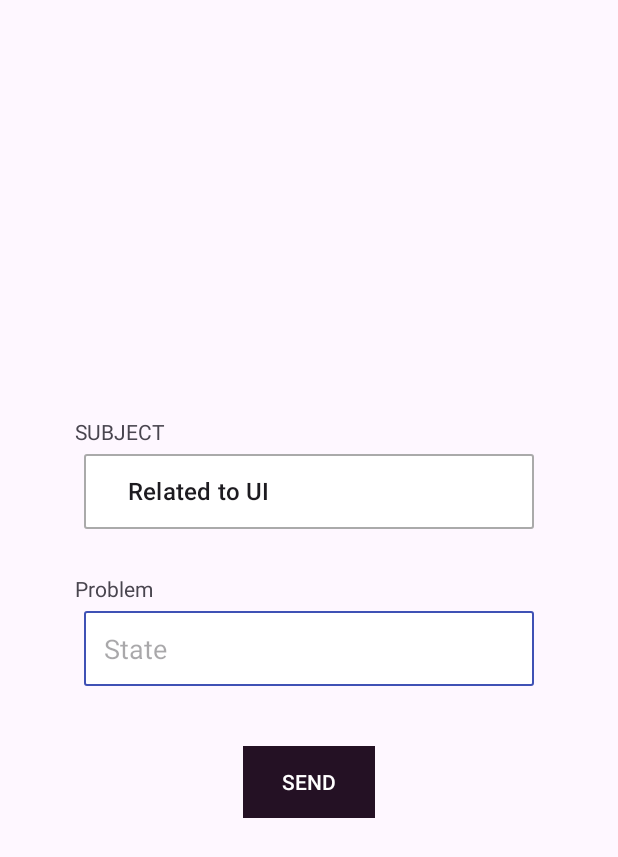
After one commit to Akash-creator-dot/HMS-ABES-, an Android app: the HelpandSupport screen opened directly, with no data from a screen before it, on a phone screen of 412 x 824 dp. The commit adds this screen. Shown: the top 857 px of the screen. Run offline under Robolectric (Android 15) with nearby library versions, the phone set to English and light mode, and no system bars; network calls fail; Roboto replaces fonts that are not available here.

Commit message:
Help and Support

```diff
--- a/app/src/main/AndroidManifest.xml
+++ b/app/src/main/AndroidManifest.xml
@@ -16,6 +16,9 @@
         android:theme="@style/Base.Theme.HMSABES"
         tools:replace="android:appComponentFactory"
         tools:targetApi="31">
+        <activity
+            android:name=".HelpandSupport"
+            android:exported="false" />
         <activity
             android:name=".Drawer"
             android:exported="false"
--- a/app/src/main/java/com/techgiants/hmsabes/AcademicCalander.java
+++ b/app/src/main/java/com/techgiants/hmsabes/AcademicCalander.java
@@ -35,7 +35,7 @@ public class AcademicCalander extends AppCompatActivity {
         super.onCreate(savedInstanceState);
         setContentView(R.layout.activity_academic_calander);
 
-        pdfUrl = "https://pdfobject.com/pdf/sample.pdf";
+        pdfUrl = "https://jaipuriamba.edu.in/wp-content/uploads/2023/11/AKTU-Academic-Calendar-20223-24.pdf";
         pdfView = findViewById(R.id.pdfView);
         lottieAnimationView = findViewById(R.id.animationView);
 
--- a/app/src/main/java/com/techgiants/hmsabes/DashboardFragment.java
+++ b/app/src/main/java/com/techgiants/hmsabes/DashboardFragment.java
@@ -86,7 +86,7 @@ public class DashboardFragment extends Fragment {
         Help.setOnClickListener(new View.OnClickListener() {
             @Override
             public void onClick(View v) {
-                frag(new WifiFragment());
+                startActivity(new Intent(getContext(),HelpandSupport.class));
             }
         });
         circulations.setOnClickListener(new View.OnClickListener() {
--- /dev/null
+++ b/app/src/main/java/com/techgiants/hmsabes/HelpandSupport.java
@@ -0,0 +1,62 @@
+package com.techgiants.hmsabes;
+
+import android.content.Intent;
+import android.net.Uri;
+import android.os.Bundle;
+import android.view.View;
+import android.widget.ArrayAdapter;
+import android.widget.Button;
+import android.widget.EditText;
+import android.widget.Spinner;
+
+import androidx.activity.EdgeToEdge;
+import androidx.appcompat.app.AppCompatActivity;
+import androidx.core.graphics.Insets;
+import androidx.core.view.ViewCompat;
+import androidx.core.view.WindowInsetsCompat;
+
+import java.util.ArrayList;
+
+public class HelpandSupport extends AppCompatActivity {
+    ArrayList<String> arrsubject=new ArrayList<>();
+    Button helpsend;
+    EditText helpcomment;
+    Spinner subject;
+
+    @Override
+    protected void onCreate(Bundle savedInstanceState) {
+        super.onCreate(savedInstanceState);
+        EdgeToEdge.enable(this);
+        setContentView(R.layout.activity_helpand_support);
+        ViewCompat.setOnApplyWindowInsetsListener(findViewById(R.id.main), (v, insets) -> {
+            Insets systemBars = insets.getInsets(WindowInsetsCompat.Type.systemBars());
+            v.setPadding(systemBars.left, systemBars.top, systemBars.right, systemBars.bottom);
+            return insets;
+        });
+        arrsubject.add("Related to UI");
+        arrsubject.add("Related to Backend");
+        arrsubject.add("Related to Desing");
+        arrsubject.add("Suggestions");
+        arrsubject.add("Others");
+        helpcomment = findViewById(R.id.helptext);
+        subject = findViewById(R.id.spinner);
+        helpsend = findViewById(R.id.helpsendbtn);
+        ArrayAdapter<String> adapter=new ArrayAdapter<>(this,android.R.layout.simple_list_item_1,arrsubject);
+        adapter.setDropDownViewResource(android.R.layout.simple_spinner_dropdown_item);
+        subject.setAdapter(adapter);
+        helpsend.setOnClickListener(new View.OnClickListener() {
+            @Override
+            public void onClick(View v) {
+                Intent igmail=new Intent();
+                String emailSubject = subject.getSelectedItem().toString();
+                String emailBody = helpcomment.getText().toString();
+                igmail.setAction(Intent.ACTION_SEND);
+                igmail.setType("message/rfc822");
+                igmail.putExtra(Intent.EXTRA_EMAIL,new String[]{"akashsolanki926@gmail.com"});
+                igmail.putExtra(Intent.EXTRA_SUBJECT,emailSubject);
+                igmail.putExtra(Intent.EXTRA_TEXT,emailBody);
+                startActivity(Intent.createChooser(igmail,"via Email"));
+            }
+        });
+    }
+}
--- /dev/null
+++ b/app/src/main/res/drawable/customedittextbox.xml
@@ -0,0 +1,23 @@
+<?xml version="1.0" encoding="utf-8"?>
+<selector xmlns:android="http://schemas.android.com/apk/res/android">
+
+    <item android:state_enabled="true"
+        android:state_focused="true"
+        >
+        <shape android:shape="rectangle"
+            >
+            <solid android:color="#ffffff"/>
+            <corners android:radius="1dp"/>
+            <stroke android:color="@color/colorPrimary" android:width="1dp"/>
+        </shape>
+    </item>
+    <item android:state_enabled="true"
+        >
+        <shape android:shape="rectangle"
+            >
+            <solid android:color="#ffffff"/>
+            <corners android:radius="1dp"/>
+            <stroke android:color="@android:color/darker_gray" android:width="1dp"/>
+        </shape>
+    </item>
+</selector>
--- /dev/null
+++ b/app/src/main/res/layout/activity_helpand_support.xml
@@ -0,0 +1,55 @@
+<?xml version="1.0" encoding="utf-8"?>
+<LinearLayout
+    xmlns:android="http://schemas.android.com/apk/res/android"
+    xmlns:app="http://schemas.android.com/apk/res-auto"
+    xmlns:tools="http://schemas.android.com/tools"
+    android:id="@+id/main"
+    android:layout_width="match_parent"
+    android:layout_height="match_parent"
+    android:orientation="vertical"
+    android:gravity="center"
+    tools:context=".HelpandSupport">
+    <TextView
+        android:layout_width="wrap_content"
+        android:layout_height="wrap_content"
+        android:text="SUBJECT"
+        android:layout_marginBottom="5dp"
+        android:layout_gravity="start"
+        android:paddingStart="50dp"
+        />
+    <Spinner
+        android:layout_width="300dp"
+        android:id="@+id/spinner"
+        android:hint="subject"
+        android:background="@drawable/customedittextbox"
+        android:paddingStart="13dp"
+        android:paddingEnd="13dp"
+        android:layout_marginBottom="30dp"
+        android:layout_height="50dp"
+    />
+    <TextView
+        android:layout_width="wrap_content"
+        android:layout_height="wrap_content"
+        android:text="Problem"
+        android:layout_marginBottom="5dp"
+        android:layout_gravity="start"
+        android:paddingStart="50dp"
+        />
+    <EditText
+        android:background="@drawable/customedittextbox"
+        android:paddingStart="13dp"
+        android:hint="State"
+        android:paddingEnd="13dp"
+        android:layout_width="300dp"
+        android:id="@+id/helptext"
+        android:layout_marginBottom="40dp"
+        android:layout_height="50dp"
+       />
+    <Button
+        android:background="#A49B9B"
+        android:layout_width="wrap_content"
+        android:layout_height="wrap_content"
+        android:text="SEND"
+        android:id="@+id/helpsendbtn"
+        />
+</LinearLayout>
```
